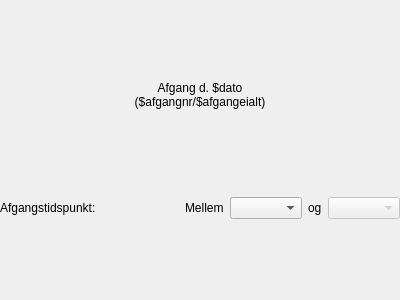
Cyanisk/KombardoPinger, file TimeWidgetUi.ui: the form before one commit.
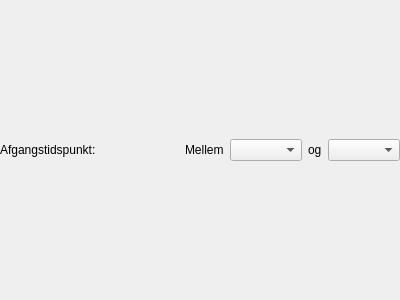
The form after the commit.

Commit message: New TimeWidget concept

Patch:
```diff
--- a/TimeWidgetUi.ui
+++ b/TimeWidgetUi.ui
@@ -26,30 +26,6 @@
    <property name="bottomMargin">
     <number>0</number>
    </property>
-   <item>
-    <spacer name="verticalSpacer_8">
-     <property name="orientation">
-      <enum>Qt::Vertical</enum>
-     </property>
-     <property name="sizeHint" stdset="0">
-      <size>
-       <width>20</width>
-       <height>69</height>
-      </size>
-     </property>
-    </spacer>
-   </item>
-   <item>
-    <widget class="QLabel" name="label_time">
-     <property name="text">
-      <string>Afgang d. $dato
-($afgangnr/$afgangeialt)</string>
-     </property>
-     <property name="alignment">
-      <set>Qt::AlignCenter</set>
-     </property>
-    </widget>
-   </item>
    <item>
     <spacer name="verticalSpacer_7">
      <property name="orientation">
@@ -92,11 +68,7 @@
         </widget>
        </item>
        <item>
-        <widget class="QComboBox" name="comboBox_timelast">
-         <property name="enabled">
-          <bool>false</bool>
-         </property>
-        </widget>
+        <widget class="QComboBox" name="comboBox_timelast"/>
        </item>
       </layout>
      </item>
```
The commit also changes 4 other files.
